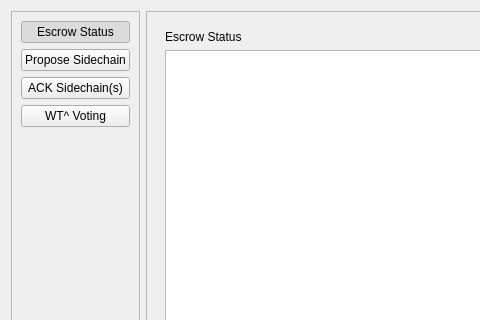
torkelrogstad/mainchain, file src/qt/forms/sidechainminerdialog.ui: the form before one commit; both pictures show x 0 to 480 and y 0 to 320 of the 590 by 592 pixel window.
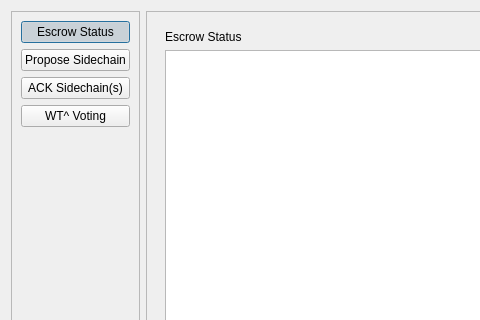
The form after the commit. Icons and pictures are not drawn.

Commit message: Fix pushbutton default setting

```diff
--- a/src/qt/forms/sidechainminerdialog.ui
+++ b/src/qt/forms/sidechainminerdialog.ui
@@ -47,7 +47,7 @@
          <bool>false</bool>
         </property>
         <property name="default">
-         <bool>false</bool>
+         <bool>true</bool>
         </property>
        </widget>
       </item>
```
